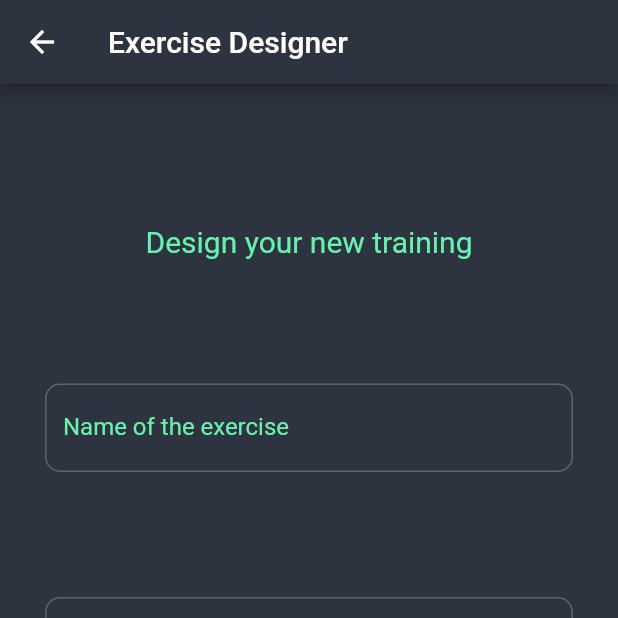
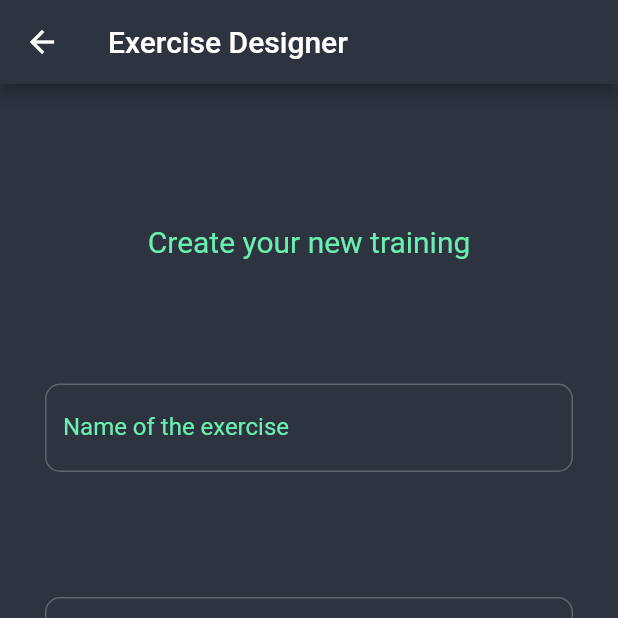
Before and after one commit to henrimakela/flutter-guitar-app, a Flutter app: the CreateExercisePage screen opened directly, on a phone screen of 412 x 824 dp, the top half of it. Run offline on Flutter 3.47's test engine with Material 2 defaults, Android fonts, the phone set to English and light mode, and no system bars; our stand-ins replace sqflite; missing offline and left inert: flutter_circular_chart; accounts and stored records are empty.

Commit message:
UI changes

```diff
--- a/lib/create-exercise-page.dart
+++ b/lib/create-exercise-page.dart
@@ -15,32 +15,29 @@ class CreateExercisePageState extends State<CreateExercisePage> {
   final _formKey = GlobalKey<FormState>();
   DBHelper dbHelper = new DBHelper();
   bool saved = false;
-
   Challenge challenge = new Challenge.createEmpty();
 
   @override
   Widget build(BuildContext context) {
-    Widget child;
-    if (!saved) {
-      child = new Container(
-          margin: EdgeInsets.fromLTRB(30, 10, 30, 10),
-          child: Form(
-              key: _formKey,
-              child: Column(
-                mainAxisAlignment: MainAxisAlignment.spaceEvenly,
-                children: <Widget>[
-                  Text(
-                    "Design your new training",
-                    style: TextStyle(fontSize: 20),
+    return Scaffold(
+        backgroundColor: Color(0xFF2D333F),
+        appBar: AppBar(
+          title: Text("Exercise Designer"),
         ),
-                  TextFormField(
-                    validator: (value) {
-                      if (value.isEmpty) {
-                        return "Enter name";
+        body: saved ? _showExerciseSaved() : _showCreateExercise());
   }
-                    },
-                    decoration: InputDecoration(
-                        labelText: "Name of the exercise",
+
+  _showExerciseSaved() {
+    return Container(
+      child: Center(
+        child: Text("New exercise saved!",
+            style: TextStyle(color: Colors.greenAccent, fontSize: 20)),
+      ),
+    );
+  }
+  _inputDecoration(String label){
+    return InputDecoration(
+        labelText: label,
         labelStyle: TextStyle(color: Colors.greenAccent),
         enabledBorder: OutlineInputBorder(
           borderRadius: BorderRadius.circular(10),
@@ -50,7 +47,30 @@ class CreateExercisePageState extends State<CreateExercisePage> {
         focusedBorder: OutlineInputBorder(
             borderRadius: BorderRadius.circular(10),
             borderSide: BorderSide(
-                                color: Colors.greenAccent, width: 1.0))),
+                color: Colors.greenAccent, width: 1.0)));
+  }
+
+
+  _showCreateExercise() {
+    return Container(
+        margin: EdgeInsets.fromLTRB(30, 10, 30, 10),
+        child: Form(
+            key: _formKey,
+            child: Column(
+              mainAxisAlignment: MainAxisAlignment.spaceEvenly,
+              children: <Widget>[
+                Text(
+                  "Create your new training",
+                  style: TextStyle(fontSize: 20),
+                ),
+                TextFormField(
+                  validator: (value) {
+                    if (value.isEmpty) {
+                      return "Enter name";
+                    }
+                    return null;
+                  },
+                  decoration: _inputDecoration("Name of the exercise"),
                   onSaved: (String value) {
                     challenge.name = value;
                   },
@@ -60,48 +80,35 @@ class CreateExercisePageState extends State<CreateExercisePage> {
                     if (value.isEmpty) {
                       return "Enter description";
                     }
+                    return null;
                   },
-                    decoration: InputDecoration(
-                        labelText: "Description",
-                        labelStyle: TextStyle(color: Colors.greenAccent),
-                        enabledBorder: OutlineInputBorder(
-                          borderRadius: BorderRadius.circular(10),
-                          borderSide:
-                              BorderSide(color: Colors.white24, width: 1.0),
-                        ),
-                        focusedBorder: OutlineInputBorder(
-                            borderRadius: BorderRadius.circular(10),
-                            borderSide: BorderSide(
-                                color: Colors.greenAccent, width: 1.0))),
+                  decoration: _inputDecoration("Description"),
                   onSaved: (String value) {
                     challenge.description = value;
                   },
                 ),
                 TextFormField(
                   validator: (value) {
+
+                    try{
+                      int.parse(value);
+                    } on FormatException catch (e){
+                      return "Use numbers";
+                    }
                     if (value.isEmpty) {
                       return "Duration";
                     }
+                    return null;
                   },
-                    decoration: InputDecoration(
-                        labelText: "Minutes",
-                        labelStyle: TextStyle(color: Colors.greenAccent),
-                        enabledBorder: OutlineInputBorder(
-                          borderRadius: BorderRadius.circular(10),
-                          borderSide:
-                              BorderSide(color: Colors.white24, width: 1.0),
-                        ),
-                        focusedBorder: OutlineInputBorder(
-                            borderRadius: BorderRadius.circular(10),
-                            borderSide: BorderSide(
-                                color: Colors.greenAccent, width: 1.0))),
+                  decoration: _inputDecoration("Minutes"),
                   onSaved: (String value) {
                     challenge.goalMinutes = int.parse(value);
                   },
                   keyboardType: TextInputType.number,
                 ),
                 OutlineButton(
-                      onPressed: () => {
+                    onPressed: () =>
+                    {
                       if (_formKey.currentState.validate()) {submit()}
                     },
                     child:
@@ -111,20 +118,6 @@ class CreateExercisePageState extends State<CreateExercisePage> {
                         borderRadius: new BorderRadius.circular(30.0)))
               ],
             )));
-    } else {
-      child = new Container(
-        child: Center(
-          child: Text("New exercise saved!",
-              style: TextStyle(color: Colors.greenAccent, fontSize: 20)),
-        ),
-      );
-    }
-    return Scaffold(
-        backgroundColor: Color(0xFF2D333F),
-        appBar: AppBar(
-          title: Text("Exercise Designer"),
-        ),
-        body: child);
   }
 
   void submit() {
--- a/pubspec.yaml
+++ b/pubspec.yaml
@@ -41,8 +41,6 @@ flutter:
   uses-material-design: true
 
   # To add assets to your application, add an assets section, like this:
-  assets:
-   - assets/guitar-pick.png
 
 
   fonts:
```
Also changed, not shown: lib/challenge-page.dart (+46 -23 lines), lib/main.dart (+6 -6 lines), lib/overview.dart (+47 -27 lines), lib/statistics-page.dart (+0 -8 lines). Lines whose indentation alone changed are shown as unchanged.
